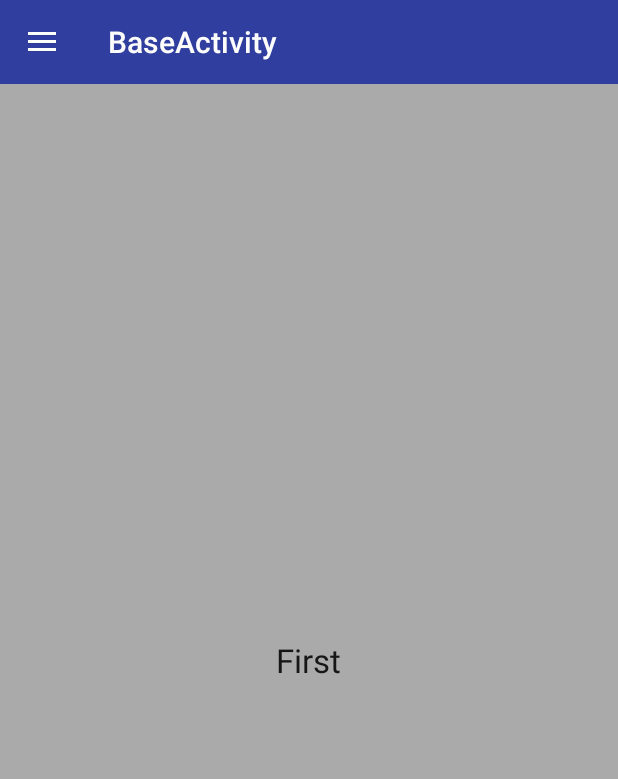
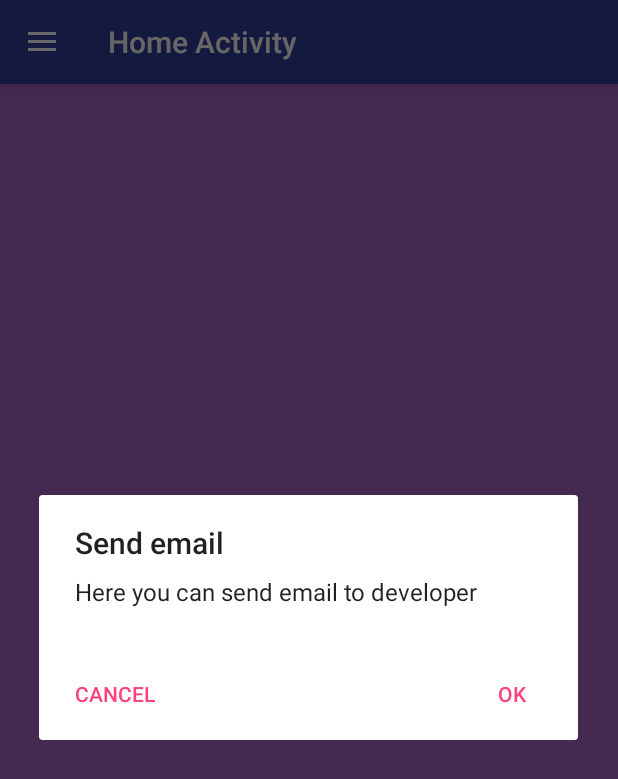
Before and after one commit to MyrraWey/Samples, an Android app: the screen it shows after launch (FirstActivity before the commit, HomeActivity after it), in the side drawer, after a tap on "Send an email to developer", on a phone screen of 412 x 824 dp. Shown: the top 779 px of the screen. Run offline under Robolectric (Android 15) with nearby library versions, the phone set to English and light mode, and no system bars.

Commit message:
add Up Navigation, Loading strategy

```diff
--- a/baseactivity/src/main/java/com/zinitsolutions/baseactivity/FirstActivity.java
+++ /dev/null
@@ -1,16 +0,0 @@
-package com.zinitsolutions.baseactivity;
-
-/**
- * Created by dmitrij on 5/13/16.
- */
-public class FirstActivity extends BaseDrawerActivity {
-    @Override
-    public int getView() {
-        return R.layout.activity_first;
-    }
-
-    @Override
-    public int getDefaultNavigationItem() {
-        return R.id.navigation_drawer_first;
-    }
-}
--- a/baseactivity/src/main/java/com/zinitsolutions/baseactivity/BaseDrawerActivity.java
+++ b/baseactivity/src/main/java/com/zinitsolutions/baseactivity/activities/BaseDrawerActivity.java
@@ -1,4 +1,4 @@
-package com.zinitsolutions.baseactivity;
+package com.zinitsolutions.baseactivity.activities;
 
 import android.content.Intent;
 import android.content.res.Configuration;
@@ -8,6 +8,7 @@ import android.support.design.widget.NavigationView;
 import android.support.design.widget.NavigationView.OnNavigationItemSelectedListener;
 import android.support.v4.view.GravityCompat;
 import android.support.v4.widget.DrawerLayout;
+import android.support.v7.app.ActionBar;
 import android.support.v7.app.ActionBarDrawerToggle;
 import android.support.v7.app.AlertDialog;
 import android.support.v7.app.AppCompatActivity;
@@ -15,11 +16,15 @@ import android.support.v7.widget.Toolbar;
 import android.view.MenuItem;
 import android.widget.FrameLayout;
 
+import com.zinitsolutions.baseactivity.R;
+import com.zinitsolutions.baseactivity.activities.strategies.BaseDrawerLoadingStrategy;
+
 public abstract class BaseDrawerActivity extends AppCompatActivity {
     private DrawerLayout mDrawer;
     private NavigationView mNavigation;
     private Toolbar mToolbar;
 
+    private final BaseDrawerLoadingStrategy mLoadingStrategy = getLoadingStrategy();
     private ActionBarDrawerToggle mDrawerToggle;
 
     private final OnNavigationItemSelectedListener mNavigationItemSelectedListener = new OnNavigationItemSelectedListener() {
@@ -41,7 +46,7 @@ public abstract class BaseDrawerActivity extends AppCompatActivity {
                     startActivity(intent);
                     break;
                 case R.id.navigation_drawer_send_email:
-                    AlertDialog.Builder dialog = new AlertDialog.Builder(getApplicationContext())
+                    AlertDialog.Builder dialog = new AlertDialog.Builder(BaseDrawerActivity.this)
                             .setTitle("Send email")
                             .setMessage("Here you can send email to developer")
                             .setPositiveButton(android.R.string.ok, null)
@@ -56,14 +61,12 @@ public abstract class BaseDrawerActivity extends AppCompatActivity {
         }
     };
 
-    public abstract int getView();
-
-    public abstract int getDefaultNavigationItem();
+    protected abstract BaseDrawerLoadingStrategy getLoadingStrategy();
 
     @Override
     protected void onCreate(@Nullable Bundle savedInstanceState) {
         super.onCreate(savedInstanceState);
-        setContentView(getView());
+        setContentView(mLoadingStrategy.getView());
 
         mDrawer = (DrawerLayout) findViewById(R.id.base_drawer_layout);
         mNavigation = (NavigationView) findViewById(R.id.base_drawer_navigation_view);
@@ -71,6 +74,11 @@ public abstract class BaseDrawerActivity extends AppCompatActivity {
 
         setSupportActionBar(mToolbar);
 
+        ActionBar actionBar = getSupportActionBar();
+        actionBar.setTitle(mLoadingStrategy.getActionBarTitle());
+        actionBar.setDisplayHomeAsUpEnabled(mLoadingStrategy.isDisplayHomeAsUpEnabled());
+
+        if (!mLoadingStrategy.isDisplayHomeAsUpEnabled()) {
             mDrawerToggle = new ActionBarDrawerToggle(
                     this,
                     mDrawer,
@@ -79,9 +87,10 @@ public abstract class BaseDrawerActivity extends AppCompatActivity {
                     R.string.drawer_close
             );
             mDrawer.addDrawerListener(mDrawerToggle);
+        }
 
         mNavigation.setNavigationItemSelectedListener(mNavigationItemSelectedListener);
-        mNavigation.setCheckedItem(getDefaultNavigationItem());
+        checkNavigationViewItems();
     }
 
     @Override
@@ -98,14 +107,18 @@ public abstract class BaseDrawerActivity extends AppCompatActivity {
     protected void onPostCreate(@Nullable Bundle savedInstanceState) {
         super.onPostCreate(savedInstanceState);
 
+        if (mDrawerToggle != null) {
             mDrawerToggle.syncState();
+        }
     }
 
     @Override
     public void onConfigurationChanged(Configuration newConfig) {
         super.onConfigurationChanged(newConfig);
 
+        if (mDrawerToggle != null) {
             mDrawerToggle.onConfigurationChanged(newConfig);
+        }
     }
 
     @Override
@@ -116,4 +129,25 @@ public abstract class BaseDrawerActivity extends AppCompatActivity {
             super.onBackPressed();
         }
     }
+
+    @Override
+    protected void onResume() {
+        super.onResume();
+
+        checkNavigationViewItems();
     }
+
+    protected void checkNavigationViewItems() {
+        if (mLoadingStrategy.getDefaultNavigationItem() != -1) {
+            mNavigation.setCheckedItem(mLoadingStrategy.getDefaultNavigationItem());
+        } else {
+            uncheckNavigationViewItems();
+        }
+    }
+
+    protected void uncheckNavigationViewItems() {
+        for (int i = 0; i < mNavigation.getMenu().size(); i++) {
+            mNavigation.getMenu().getItem(i).setChecked(false);
+        }
+    }
+}
--- /dev/null
+++ b/baseactivity/src/main/java/com/zinitsolutions/baseactivity/activities/FirstActivity.java
@@ -0,0 +1,14 @@
+package com.zinitsolutions.baseactivity.activities;
+
+import com.zinitsolutions.baseactivity.activities.strategies.BaseDrawerLoadingStrategy;
+import com.zinitsolutions.baseactivity.activities.strategies.FirstLoadingStrategy;
+
+/**
+ * Created by dmitrij on 5/13/16.
+ */
+public class FirstActivity extends BaseDrawerActivity {
+    @Override
+    protected BaseDrawerLoadingStrategy getLoadingStrategy() {
+        return new FirstLoadingStrategy();
+    }
+}
--- /dev/null
+++ b/baseactivity/src/main/java/com/zinitsolutions/baseactivity/activities/HomeActivity.java
@@ -0,0 +1,14 @@
+package com.zinitsolutions.baseactivity.activities;
+
+import com.zinitsolutions.baseactivity.activities.strategies.BaseDrawerLoadingStrategy;
+import com.zinitsolutions.baseactivity.activities.strategies.HomeLoadingStrategy;
+
+/**
+ * Created by dmitrij on 5/16/16.
+ */
+public class HomeActivity extends BaseDrawerActivity {
+    @Override
+    protected BaseDrawerLoadingStrategy getLoadingStrategy() {
+        return new HomeLoadingStrategy();
+    }
+}
--- /dev/null
+++ b/baseactivity/src/main/java/com/zinitsolutions/baseactivity/activities/strategies/BaseDrawerLoadingStrategy.java
@@ -0,0 +1,14 @@
+package com.zinitsolutions.baseactivity.activities.strategies;
+
+/**
+ * Created by dmitrij on 5/16/16.
+ */
+public interface BaseDrawerLoadingStrategy {
+    int getView();
+
+    int getDefaultNavigationItem();
+
+    String getActionBarTitle();
+
+    boolean isDisplayHomeAsUpEnabled();
+}
--- /dev/null
+++ b/baseactivity/src/main/java/com/zinitsolutions/baseactivity/activities/strategies/FirstLoadingStrategy.java
@@ -0,0 +1,28 @@
+package com.zinitsolutions.baseactivity.activities.strategies;
+
+import com.zinitsolutions.baseactivity.R;
+
+/**
+ * Created by dmitrij on 5/16/16.
+ */
+public class FirstLoadingStrategy implements BaseDrawerLoadingStrategy {
+    @Override
+    public int getView() {
+        return R.layout.activity_first;
+    }
+
+    @Override
+    public int getDefaultNavigationItem() {
+        return R.id.navigation_drawer_first;
+    }
+
+    @Override
+    public String getActionBarTitle() {
+        return "First Activity";
+    }
+
+    @Override
+    public boolean isDisplayHomeAsUpEnabled() {
+        return true;
+    }
+}
--- /dev/null
+++ b/baseactivity/src/main/java/com/zinitsolutions/baseactivity/activities/strategies/HomeLoadingStrategy.java
@@ -0,0 +1,28 @@
+package com.zinitsolutions.baseactivity.activities.strategies;
+
+import com.zinitsolutions.baseactivity.R;
+
+/**
+ * Created by dmitrij on 5/16/16.
+ */
+public class HomeLoadingStrategy implements BaseDrawerLoadingStrategy {
+    @Override
+    public int getView() {
+        return R.layout.activity_home;
+    }
+
+    @Override
+    public int getDefaultNavigationItem() {
+        return -1;
+    }
+
+    @Override
+    public String getActionBarTitle() {
+        return "Home Activity";
+    }
+
+    @Override
+    public boolean isDisplayHomeAsUpEnabled() {
+        return false;
+    }
+}
--- a/baseactivity/src/main/res/layout/activity_base_drawer.xml
+++ b/baseactivity/src/main/res/layout/activity_base_drawer.xml
@@ -7,7 +7,7 @@
     android:layout_width="match_parent"
     android:layout_height="match_parent"
     android:fitsSystemWindows="true"
-    tools:context="com.zinitsolutions.baseactivity.BaseDrawerActivity"
+    tools:context=".activities.BaseDrawerActivity"
     tools:openDrawer="start">
 
     <LinearLayout
@@ -20,10 +20,10 @@
             android:layout_width="match_parent"
             android:layout_height="wrap_content"
             android:background="?attr/colorPrimaryDark"
+            android:elevation="4dp"
             android:fitsSystemWindows="true"
             android:minHeight="?attr/actionBarSize"
-            app:theme="@style/ThemeOverlay.AppCompat.Dark.ActionBar">
-        </android.support.v7.widget.Toolbar>
+            app:theme="@style/ThemeOverlay.AppCompat.Dark.ActionBar"/>
 
         <FrameLayout
             android:id="@+id/base_drawer_content"
--- /dev/null
+++ b/baseactivity/src/main/res/layout/activity_home.xml
@@ -0,0 +1,16 @@
+<?xml version="1.0" encoding="utf-8"?>
+<RelativeLayout
+    xmlns:android="http://schemas.android.com/apk/res/android"
+    android:layout_width="match_parent"
+    android:layout_height="match_parent"
+    android:background="@android:color/holo_purple">
+
+    <TextView
+        style="?android:attr/textAppearanceLarge"
+        android:layout_width="wrap_content"
+        android:layout_height="wrap_content"
+        android:layout_centerHorizontal="true"
+        android:layout_centerVertical="true"
+        android:text="Home"/>
+
+</RelativeLayout>
```
Also changed, not shown: baseactivity/src/main/AndroidManifest.xml (+20 -3 lines), baseactivity/src/main/java/com/zinitsolutions/baseactivity/SecondActivity.java (deleted, +0 -16 lines), baseactivity/src/main/java/com/zinitsolutions/baseactivity/ThirdActivity.java (deleted, +0 -16 lines), baseactivity/src/main/java/com/zinitsolutions/baseactivity/activities/SecondActivity.java (added, +14 -0 lines), baseactivity/src/main/java/com/zinitsolutions/baseactivity/activities/ThirdActivity.java (added, +14 -0 lines), baseactivity/src/main/java/com/zinitsolutions/baseactivity/activities/strategies/SecondLoadingStrategy.java (added, +28 -0 lines), baseactivity/src/main/java/com/zinitsolutions/baseactivity/activities/strategies/ThirdLoadingStrategy.java (added, +28 -0 lines). Lines whose indentation alone changed are shown as unchanged.
